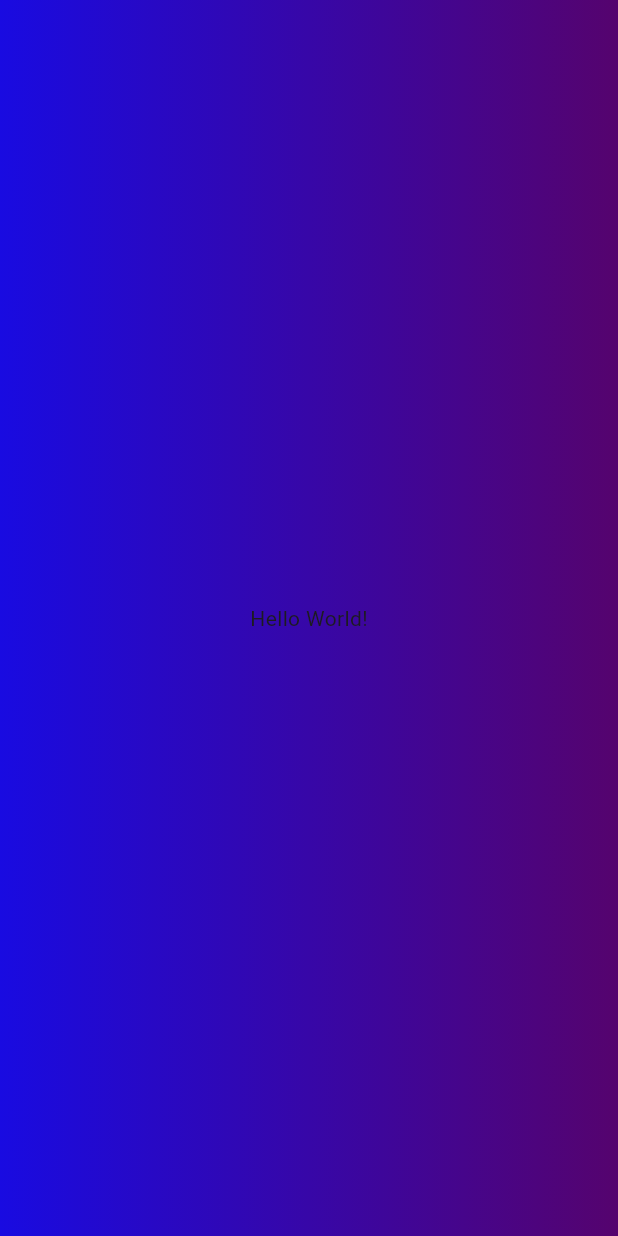
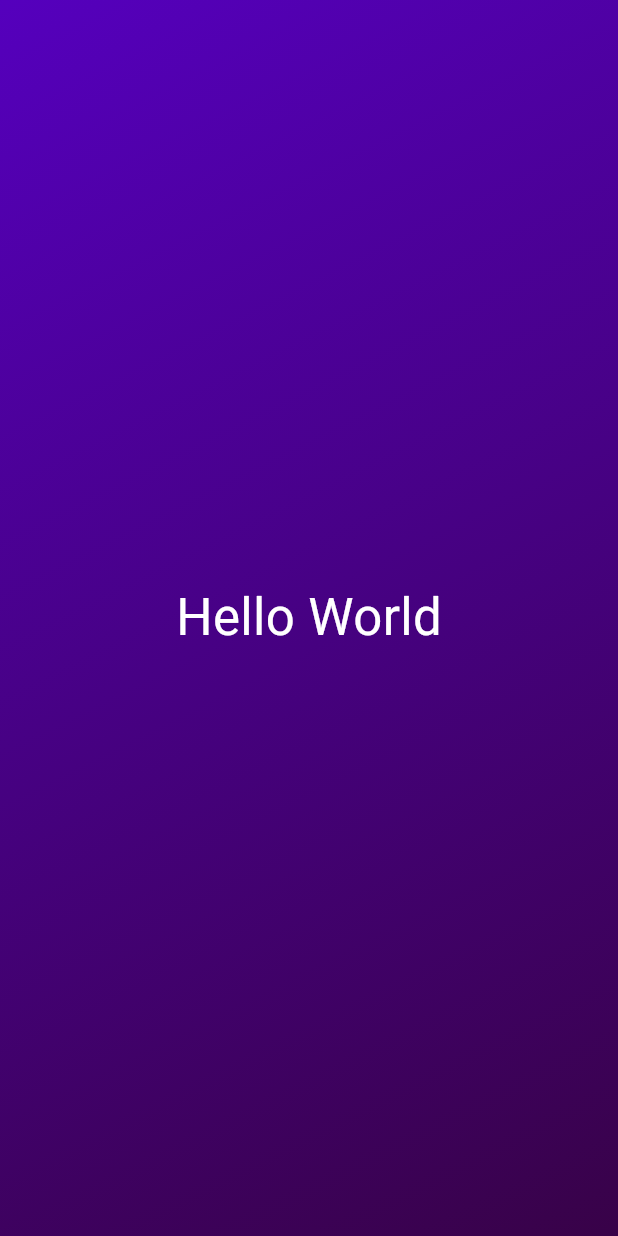
Before and after one commit to snaxy318/dice_app, a Flutter app: the screen it shows after launch, on a phone screen of 412 x 824 dp. Run offline on Flutter 3.47's test engine with Material 3 defaults, Android fonts, the phone set to English and light mode, and no system bars.

Commit message:
added class GradientContainer

```diff
--- a/lib/main.dart
+++ b/lib/main.dart
@@ -4,18 +4,31 @@ void main() {
   runApp(
     MaterialApp(
       home: Scaffold(
-        body: Container(
-          decoration: const BoxDecoration(
-            gradient: LinearGradient(colors: [
-              Color.fromARGB(255, 25, 11, 225),
-              Color.fromARGB(255, 85, 3, 110)
-            ]),
-          ),
-          child: const Center(
-            child: Text('Hello World!'),
-          ),
-        ),
+        body: GradientContainer(),
       ),
     ),
   );
 }
+
+class GradientContainer extends StatelessWidget {
+  @override
+  Widget build (context) {
+    return Container(
+          decoration: const BoxDecoration(
+            gradient: LinearGradient(
+              colors: [
+              Color.fromARGB(255, 85, 0, 189),
+              Color.fromARGB(255, 56, 2, 72)
+            ],
+            begin: Alignment.topLeft,
+            end: Alignment.bottomRight),
+          ),
+          child:const  Center(
+            child: Text('Hello World',style: TextStyle(
+              fontSize: 34,
+              color: Colors.white,
+            ),),
+          ),
+        );
+  }
+}
```
Also changed, not shown: 1 other file.
